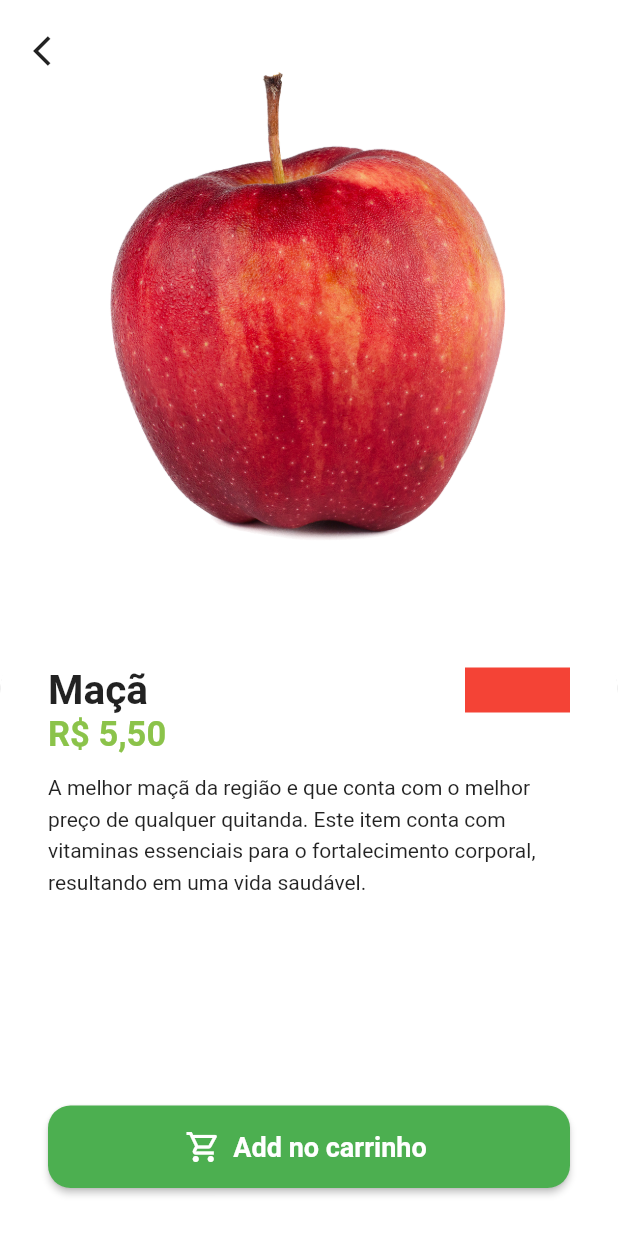
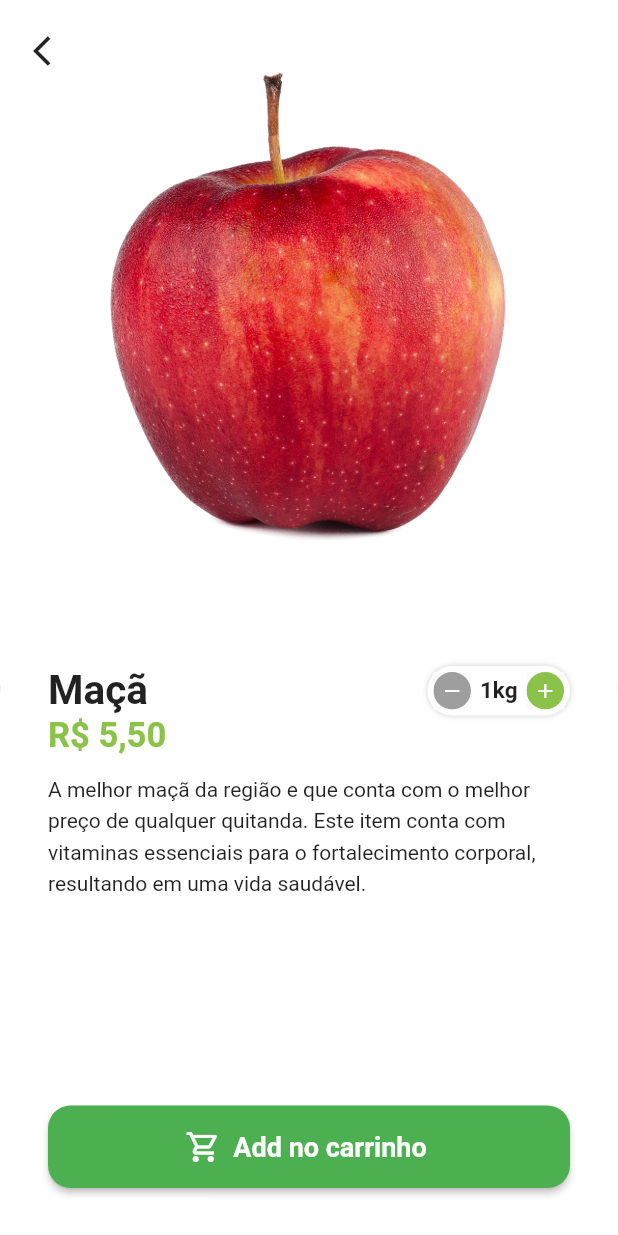
Before and after one commit to IagoAntunes/quitandavirtual, a Flutter app: the screen it shows after launch, after a tap on "Entrar", after a tap on "Maçã", on a phone screen of 412 x 824 dp. Run offline on Flutter 3.47's test engine with Material 2 defaults, Android fonts, the phone set to English and light mode, and no system bars; our stand-ins replace animated_text_kit, badges, mask_text_input_formatter.

Commit message:
Custom Widget

```diff
--- /dev/null
+++ b/lib/src/pages/common_widgets/quantity_widgets.dart
@@ -0,0 +1,75 @@
+import 'package:flutter/material.dart';
+import 'package:quitandavirtual/src/config/custom_colors.dart';
+
+class QuantityWidget extends StatelessWidget {
+  const QuantityWidget({super.key});
+
+  @override
+  Widget build(BuildContext context) {
+    return Container(
+      padding: const EdgeInsets.all(4),
+      decoration: BoxDecoration(
+          color: Colors.white,
+          borderRadius: BorderRadius.circular(50),
+          boxShadow: [
+            BoxShadow(
+              color: Colors.grey.shade300,
+              spreadRadius: 1,
+              blurRadius: 2,
+            )
+          ]),
+      child: Row(children: [
+        _QuantityButton(
+          icon: Icons.remove,
+          color: Colors.grey,
+          onPressed: () {},
+        ),
+        const Padding(
+          padding: EdgeInsets.symmetric(horizontal: 6),
+          child: Text(
+            '1kg',
+            style: TextStyle(fontSize: 15, fontWeight: FontWeight.bold),
+          ),
+        ),
+        _QuantityButton(
+          icon: Icons.add,
+          color: CustomColors.customSwatchColor,
+          onPressed: () {},
+        )
+      ]),
+    );
+  }
+}
+
+class _QuantityButton extends StatelessWidget {
+  const _QuantityButton(
+      {Key? key,
+      required this.color,
+      required this.icon,
+      required this.onPressed})
+      : super(key: key);
+
+  final Color color;
+  final IconData icon;
+  final VoidCallback onPressed;
+
+  @override
+  Widget build(BuildContext context) {
+    return Material(
+      child: InkWell(
+        borderRadius: BorderRadius.circular(50),
+        onTap: onPressed,
+        child: Ink(
+          height: 25,
+          width: 25,
+          decoration: BoxDecoration(shape: BoxShape.circle, color: color),
+          child: Icon(
+            icon,
+            color: Colors.white,
+            size: 16,
+          ),
+        ),
+      ),
+    );
+  }
+}
--- a/lib/src/pages/product/product_screen.dart
+++ b/lib/src/pages/product/product_screen.dart
@@ -1,6 +1,7 @@
 import 'package:flutter/material.dart';
 import 'package:quitandavirtual/src/config/custom_colors.dart';
 import 'package:quitandavirtual/src/models/item_model.dart';
+import 'package:quitandavirtual/src/pages/common_widgets/quantity_widgets.dart';
 import 'package:quitandavirtual/src/services/utils_services.dart';
 
 class ProductScreen extends StatelessWidget {
@@ -48,11 +49,7 @@ class ProductScreen extends StatelessWidget {
                                 fontSize: 27, fontWeight: FontWeight.bold),
                           ),
                         ),
-                        Container(
-                          height: 30,
-                          width: 70,
-                          color: Colors.red,
-                        )
+                        QuantityWidget()
                       ],
                     ),
                     //Price
```
